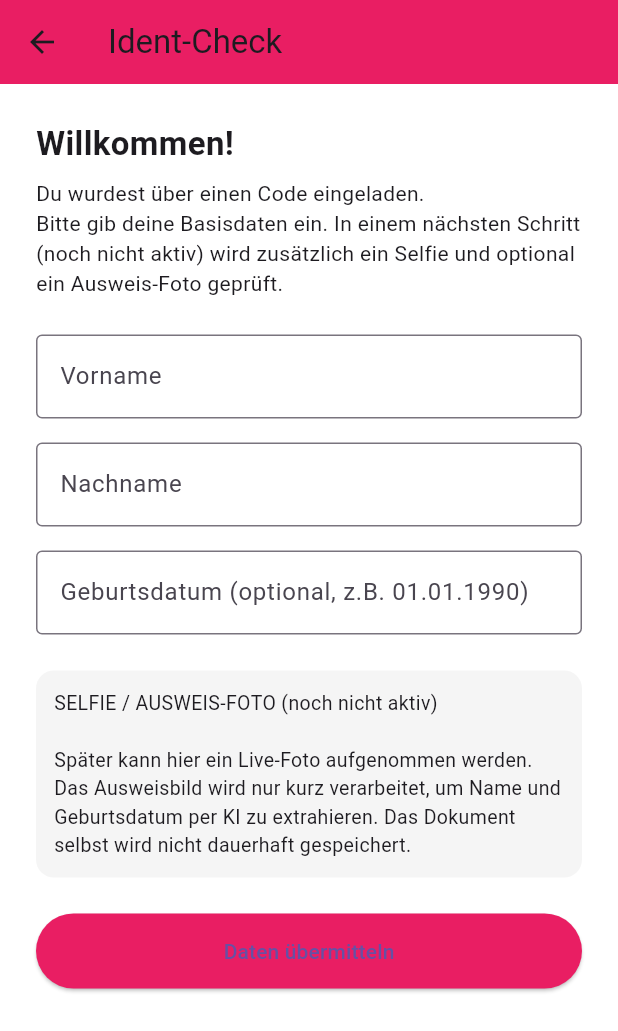
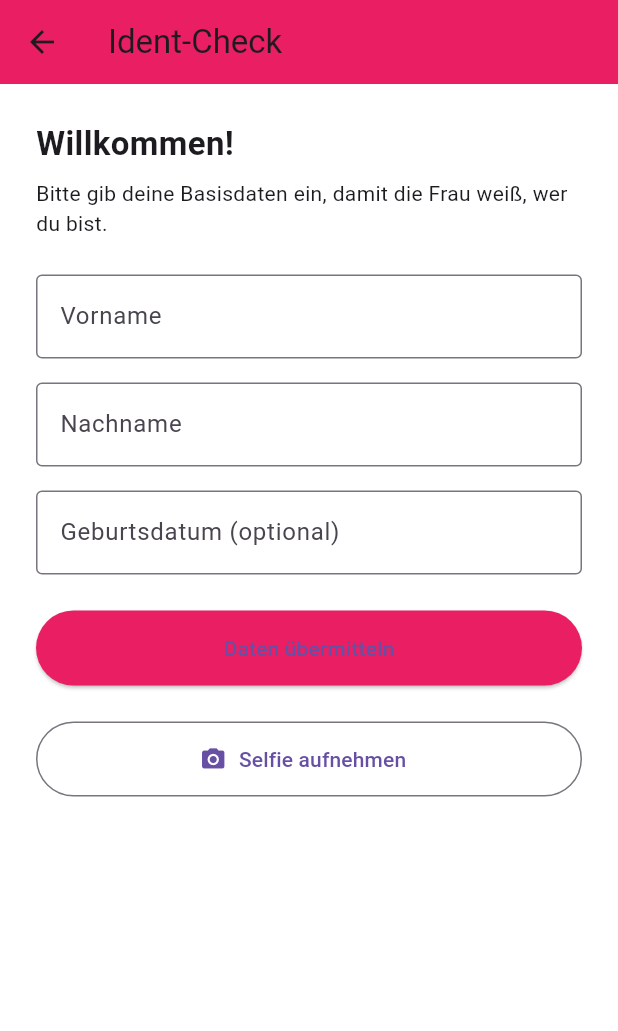
Before and after one commit to skberlin/mysafedaddy, a Flutter app: the InvitationScreen screen opened by its route, after a tap on "Einladung erstellen", after a tap on "Als Gast testen", on a phone screen of 412 x 824 dp. Shown: the top 1031 px of the screen. Run offline on Flutter 3.47's test engine with Material 3 defaults, Android fonts, the phone set to English and light mode, and no system bars; our stand-ins replace camera, cloud_firestore, firebase_auth, firebase_core; accounts and stored records are empty.

Commit message:
feat(ident): Selfie-Status implementiert, stabiler Flow ohne Storage-Upload

```diff
--- a/lib/core/router/app_router.dart
+++ b/lib/core/router/app_router.dart
@@ -11,6 +11,7 @@ import '../../features/emergency_contacts/presentation/screens/emergency_contact
 import '../../features/safety_timer/presentation/screens/safety_timer_screen.dart';
 import '../../features/invitation/presentation/screens/invitation_screen.dart';
 import '../../features/invitation/presentation/screens/guest_invite_screen.dart';
+import '../../features/identification/presentation/screens/selfie_capture_screen.dart';
 
 class AppRouter {
   static Route<dynamic>? generateRoute(RouteSettings settings) {
@@ -67,10 +68,15 @@ class AppRouter {
         return MaterialPageRoute(builder: (_) => const InvitationScreen());
 
       case '/invite-guest':
-        // erwartet: arguments = String inviteId
         final inviteId = settings.arguments as String;
         return MaterialPageRoute(
           builder: (_) => GuestInviteScreen(inviteId: inviteId),
+        );
+
+      case '/selfie-capture':
+        final inviteId = settings.arguments as String;
+        return MaterialPageRoute(
+          builder: (_) => SelfieCaptureScreen(inviteId: inviteId),
         );
 
       default:
--- a/lib/features/invitation/presentation/screens/guest_invite_screen.dart
+++ b/lib/features/invitation/presentation/screens/guest_invite_screen.dart
@@ -66,7 +66,6 @@ class _GuestInviteScreenState extends State<GuestInviteScreen> {
     }
 
     try {
-      // 1. Globales Invite-Dokument laden (ownerUid herausfinden)
       final snap = await _inviteRef.get();
       if (!snap.exists) {
         if (!mounted) return;
@@ -81,7 +80,6 @@ class _GuestInviteScreenState extends State<GuestInviteScreen> {
       final data = snap.data()!;
       final ownerUid = data['ownerUid'] as String?;
 
-      // 2. Daten, die geschrieben werden sollen
       final updateData = {
         'guestFirstName': firstName,
         'guestLastName': lastName,
@@ -89,23 +87,19 @@ class _GuestInviteScreenState extends State<GuestInviteScreen> {
         'verifiedBasic': true,
         'status': 'used',
         'verifiedAt': FieldValue.serverTimestamp(),
-        // HINWEIS:
-        // Hier wird bewusst NOCH KEIN Foto und KEIN Ausweisbild gespeichert.
-        // Später kommt hier der Upload eines Selfies + KI-Ausweisprüfung dazu.
       };
 
-      // 3. Globales invites/{inviteId} aktualisieren
+      // global speichern
       await _inviteRef.set(updateData, SetOptions(merge: true));
 
-      // 4. Spiegelung in users/{ownerUid}/invites/{inviteId}
+      // spiegeln bei der Frau
       if (ownerUid != null) {
-        final userInviteRef = FirebaseFirestore.instance
+        await FirebaseFirestore.instance
             .collection('users')
             .doc(ownerUid)
             .collection('invites')
-            .doc(widget.inviteId);
-
-        await userInviteRef.set(updateData, SetOptions(merge: true));
+            .doc(widget.inviteId)
+            .set(updateData, SetOptions(merge: true));
       }
 
       if (!mounted) return;
@@ -116,8 +110,8 @@ class _GuestInviteScreenState extends State<GuestInviteScreen> {
           title: const Text("Vielen Dank"),
           content: const Text(
             "Deine Basisdaten wurden übermittelt.\n"
-            "In der finalen Version wird zusätzlich ein Selfie und optional ein "
-            "Ausweis-Foto geprüft, ohne das Dokument dauerhaft zu speichern.",
+            "Als nächstes kannst du ein Selfie aufnehmen, "
+            "damit die Frau weiß, wer du bist.",
           ),
           actions: [
             TextButton(
@@ -153,8 +147,7 @@ class _GuestInviteScreenState extends State<GuestInviteScreen> {
         ),
         body: const Center(
           child: Text(
-            "Diese Einladung konnte nicht gefunden werden.\n"
-            "Bitte prüfe den Code.",
+            "Diese Einladung konnte nicht gefunden werden.",
             textAlign: TextAlign.center,
           ),
         ),
@@ -192,14 +185,12 @@ class _GuestInviteScreenState extends State<GuestInviteScreen> {
                 style: TextStyle(fontSize: 22, fontWeight: FontWeight.bold),
               ),
               const SizedBox(height: 8),
-              Text(
-                "Du wurdest über einen Code eingeladen.\n"
-                "Bitte gib deine Basisdaten ein. "
-                "In einem nächsten Schritt (noch nicht aktiv) wird zusätzlich "
-                "ein Selfie und optional ein Ausweis-Foto geprüft.",
-                style: const TextStyle(fontSize: 14),
+              const Text(
+                "Bitte gib deine Basisdaten ein, damit die Frau weiß, "
+                "wer du bist.",
               ),
               const SizedBox(height: 24),
+
               TextField(
                 controller: _firstNameController,
                 decoration: const InputDecoration(
@@ -208,6 +199,7 @@ class _GuestInviteScreenState extends State<GuestInviteScreen> {
                 ),
               ),
               const SizedBox(height: 16),
+
               TextField(
                 controller: _lastNameController,
                 decoration: const InputDecoration(
@@ -216,32 +208,16 @@ class _GuestInviteScreenState extends State<GuestInviteScreen> {
                 ),
               ),
               const SizedBox(height: 16),
+
               TextField(
                 controller: _birthDateController,
                 decoration: const InputDecoration(
-                  labelText: "Geburtsdatum (optional, z.B. 01.01.1990)",
+                  labelText: "Geburtsdatum (optional)",
                   border: OutlineInputBorder(),
                 ),
               ),
               const SizedBox(height: 24),
-              // HINWEIS: Hier kommt später die Fotoaufnahme rein.
-              Container(
-                width: double.infinity,
-                padding: const EdgeInsets.all(12),
-                decoration: BoxDecoration(
-                  color: Colors.grey.shade100,
-                  borderRadius: BorderRadius.circular(12),
-                ),
-                child: const Text(
-                  "SELFIE / AUSWEIS-FOTO (noch nicht aktiv)\n\n"
-                  "Später kann hier ein Live-Foto aufgenommen werden. "
-                  "Das Ausweisbild wird nur kurz verarbeitet, um Name und "
-                  "Geburtsdatum per KI zu extrahieren. "
-                  "Das Dokument selbst wird nicht dauerhaft gespeichert.",
-                  style: TextStyle(fontSize: 13),
-                ),
-              ),
-              const SizedBox(height: 24),
+
               ElevatedButton(
                 onPressed: _submitBasicVerification,
                 style: ElevatedButton.styleFrom(
@@ -250,6 +226,24 @@ class _GuestInviteScreenState extends State<GuestInviteScreen> {
                 ),
                 child: const Text("Daten übermitteln"),
               ),
+
+              const SizedBox(height: 24),
+
+              // ---------- SELFIE BUTTON ----------
+              OutlinedButton.icon(
+                onPressed: () {
+                  Navigator.pushNamed(
+                    context,
+                    '/selfie-capture',
+                    arguments: widget.inviteId,
+                  );
+                },
+                icon: const Icon(Icons.camera_alt),
+                style: OutlinedButton.styleFrom(
+                  minimumSize: const Size(double.infinity, 50),
+                ),
+                label: const Text("Selfie aufnehmen"),
+              ),
             ],
           ),
         ),
--- a/lib/features/invitation/presentation/screens/invitation_screen.dart
+++ b/lib/features/invitation/presentation/screens/invitation_screen.dart
@@ -21,57 +21,51 @@ class _InvitationScreenState extends State<InvitationScreen> {
         Navigator.pushNamedAndRemoveUntil(
           context,
           '/splash',
-          (route) => false,
+          (_) => false,
         );
       });
     }
   }
 
-  CollectionReference<Map<String, dynamic>> _userInvitesRef() {
+  CollectionReference<Map<String, dynamic>> _invitesRef() {
     return FirebaseFirestore.instance
         .collection('users')
         .doc(_uid)
         .collection('invites');
   }
 
-  CollectionReference<Map<String, dynamic>> _globalInvitesRef() {
-    return FirebaseFirestore.instance.collection('invites');
+  String _buildLink(String inviteId) {
+    return "https://mysafedaddy.app/invite/$inviteId";
   }
 
   Future<void> _createInvite() async {
     if (_uid == null) return;
 
-    // 1. Top-Level-Dokument mit zufälliger ID erzeugen
-    final globalDoc = _globalInvitesRef().doc();
-    final inviteId = globalDoc.id;
+    final globalRef =
+        FirebaseFirestore.instance.collection('invites').doc();
+
+    final inviteId = globalRef.id;
 
     final data = {
       'ownerUid': _uid,
       'createdAt': FieldValue.serverTimestamp(),
-      'status': 'open', // open / used / cancelled
+      'status': 'open',
       'verifiedBasic': false,
+      'selfieVerified': false,
     };
 
-    // 2. In globaler Collection speichern
-    await globalDoc.set(data);
+    await globalRef.set(data);
 
-    // 3. Für die Frau in ihrer Subcollection spiegeln
-    await _userInvitesRef().doc(inviteId).set(data);
+    await _invitesRef().doc(inviteId).set(data);
 
     if (!mounted) return;
+
     ScaffoldMessenger.of(context).showSnackBar(
       SnackBar(
-        content: Text(
-          "Einladung erstellt. Teile diesen Code mit dem Mann:\n$inviteId",
-        ),
-        duration: const Duration(seconds: 5),
+        content: Text("Einladung erstellt: $inviteId"),
+        duration: const Duration(seconds: 4),
       ),
     );
-  }
-
-  String _buildLink(String inviteId) {
-    // Platzhalter-Link – später durch echten Deep-Link / Domain ersetzen
-    return "https://mysafedaddy.app/invite/$inviteId";
   }
 
   @override
@@ -87,61 +81,49 @@ class _InvitationScreenState extends State<InvitationScreen> {
         title: const Text("Einladungen"),
         backgroundColor: Colors.pink,
       ),
-      body: Column(
-        children: [
-          const Padding(
-            padding: EdgeInsets.all(16.0),
-            child: Text(
-              "Erstelle eine Einladung für dein nächstes Treffen.\n"
-              "Der Mann erhält einen Code/Link, um sich zu identifizieren und "
-              "ein Foto hochzuladen (wird in einem späteren Schritt ergänzt).",
-              textAlign: TextAlign.center,
-            ),
-          ),
-          Expanded(
-            child: StreamBuilder<QuerySnapshot<Map<String, dynamic>>>(
-              stream: _userInvitesRef()
+      body: StreamBuilder<QuerySnapshot<Map<String, dynamic>>>(
+        stream: _invitesRef()
             .orderBy('createdAt', descending: true)
             .snapshots(),
-              builder: (context, snapshot) {
-                if (snapshot.connectionState == ConnectionState.waiting) {
+        builder: (context, snap) {
+          if (!snap.hasData) {
             return const Center(child: CircularProgressIndicator());
           }
 
-                final docs = snapshot.data?.docs ?? [];
+          final docs = snap.data!.docs;
 
           if (docs.isEmpty) {
             return const Center(
               child: Text(
-                      "Du hast noch keine Einladungen erstellt.\n"
-                      "Tippe auf das +, um eine Einladung zu erzeugen.",
+                "Noch keine Einladungen erstellt.\nTippe auf +",
                 textAlign: TextAlign.center,
               ),
             );
           }
 
           return ListView.separated(
-                  padding: const EdgeInsets.fromLTRB(16, 8, 16, 80),
+            padding: const EdgeInsets.only(bottom: 100),
             itemCount: docs.length,
-                  separatorBuilder: (_, __) => const SizedBox(height: 8),
+            separatorBuilder: (_, __) => const SizedBox(height: 12),
             itemBuilder: (context, index) {
               final doc = docs[index];
+              final inviteId = doc.id;
               final data = doc.data();
-                    final inviteId = doc.id;
+
               final status = data['status'] ?? 'open';
-                    final createdAt = data['createdAt'] as Timestamp?;
-                    final createdDate = createdAt?.toDate();
-
-                    final guestFirstName = data['guestFirstName'] as String?;
-                    final guestLastName = data['guestLastName'] as String?;
-                    final verifiedBasic = data['verifiedBasic'] == true;
+              final guestFirstName = data['guestFirstName'];
+              final guestLastName = data['guestLastName'];
 
               final guestName = (guestFirstName != null &&
-                            guestFirstName.isNotEmpty)
-                        ? "$guestFirstName ${guestLastName ?? ''}".trim()
+                      guestFirstName.toString().isNotEmpty)
+                  ? "$guestFirstName ${guestLastName ?? ''}"
                   : null;
 
+              final verifiedBasic = data['verifiedBasic'] == true;
+              final selfieVerified = data['selfieVerified'] == true;
+
               return Container(
+                margin: const EdgeInsets.symmetric(horizontal: 16),
                 padding: const EdgeInsets.all(16),
                 decoration: BoxDecoration(
                   color: Colors.grey.shade100,
@@ -150,93 +132,91 @@ class _InvitationScreenState extends State<InvitationScreen> {
                 child: Column(
                   crossAxisAlignment: CrossAxisAlignment.start,
                   children: [
-                          const Text(
-                            "Einladungscode:",
-                            style: TextStyle(
-                              fontWeight: FontWeight.bold,
-                            ),
-                          ),
+                    const Text("Einladungscode:",
+                        style: TextStyle(fontWeight: FontWeight.bold)),
                     const SizedBox(height: 4),
-                          SelectableText(
-                            inviteId,
-                            style: const TextStyle(fontSize: 14),
-                          ),
+                    SelectableText(inviteId),
+
                     const SizedBox(height: 8),
-                          const Text(
-                            "Link:",
-                            style: TextStyle(
-                              fontWeight: FontWeight.bold,
-                            ),
-                          ),
-                          const SizedBox(height: 4),
+                    const Text("Link:",
+                        style: TextStyle(fontWeight: FontWeight.bold)),
                     SelectableText(
                       _buildLink(inviteId),
-                            style: const TextStyle(
-                              fontSize: 13,
-                              color: Colors.blueGrey,
+                      style:
+                          const TextStyle(color: Colors.blueAccent, fontSize: 13),
                     ),
-                          ),
+
                     const SizedBox(height: 8),
-                          Row(
+                    Chip(label: Text("Status: $status")),
+
+                    const SizedBox(height: 12),
+                    guestName != null
+                        ? Row(
                             children: [
-                              Chip(
-                                label: Text("Status: $status"),
-                              ),
-                              const SizedBox(width: 8),
-                              if (createdDate != null)
-                                Text(
-                                  "Erstellt: ${createdDate.toLocal()}",
-                                  style: const TextStyle(
-                                    fontSize: 11,
-                                    color: Colors.grey,
-                                  ),
-                                ),
-                            ],
-                          ),
-                          const SizedBox(height: 8),
-                          if (guestName != null)
-                            Row(
-                              children: [
-                                const Icon(Icons.person, size: 18),
-                                const SizedBox(width: 4),
-                                Text(
-                                  "Gast: $guestName",
-                                  style: const TextStyle(fontSize: 14),
-                                ),
+                              const Icon(Icons.person),
+                              const SizedBox(width: 6),
+                              Text("Gast: $guestName"),
                             ],
                           )
-                          else
-                            const Text(
-                              "Gast hat Daten noch nicht ausgefüllt.",
-                              style: TextStyle(fontSize: 13, color: Colors.grey),
-                            ),
-                          const SizedBox(height: 4),
+                        : const Text("Gast hat Daten noch nicht ausgefüllt."),
+
+                    const SizedBox(height: 8),
+
+                    // ---------- STATUS BLOCK ----------
+                    Column(
+                      crossAxisAlignment: CrossAxisAlignment.start,
+                      children: [
                         Row(
                           children: [
                             Icon(
                               verifiedBasic
                                   ? Icons.verified
                                   : Icons.verified_outlined,
-                                size: 18,
-                                color: verifiedBasic
-                                    ? Colors.green
-                                    : Colors.grey,
+                              color:
+                                  verifiedBasic ? Colors.green : Colors.grey,
+                              size: 20,
                             ),
-                              const SizedBox(width: 4),
+                            const SizedBox(width: 6),
                             Text(
                               verifiedBasic
                                   ? "Ident-Status: Basisdaten bestätigt"
                                   : "Ident-Status: noch offen",
                               style: TextStyle(
-                                  fontSize: 13,
-                                  color: verifiedBasic
+                                color:
+                                    verifiedBasic ? Colors.green : Colors.grey,
+                              ),
+                            ),
+                          ],
+                        ),
+                        const SizedBox(height: 4),
+                        Row(
+                          children: [
+                            Icon(
+                              selfieVerified
+                                  ? Icons.face_retouching_natural
+                                  : Icons.face,
+                              color:
+                                  selfieVerified ? Colors.green : Colors.grey,
+                              size: 20,
+                            ),
+                            const SizedBox(width: 6),
+                            Text(
+                              selfieVerified
+                                  ? "Selfie: vorhanden"
+                                  : "Selfie: noch ausstehend",
+                              style: TextStyle(
+                                color: selfieVerified
                                     ? Colors.green
                                     : Colors.grey,
                               ),
                             ),
                           ],
                         ),
-                          const SizedBox(height: 8),
+                      ],
+                    ),
+
+                    const SizedBox(height: 12),
+
                     Align(
                       alignment: Alignment.centerRight,
                       child: TextButton.icon(
@@ -258,19 +238,13 @@ class _InvitationScreenState extends State<InvitationScreen> {
           );
         },
       ),
-          ),
-        ],
+      floatingActionButton: FloatingActionButton.extended(
+        onPressed: _createInvite,
+        backgroundColor: Colors.pink,
+        label: const Text("Einladung erstellen"),
+        icon: const Icon(Icons.add),
       ),
       floatingActionButtonLocation: FloatingActionButtonLocation.centerFloat,
-      floatingActionButton: Padding(
-        padding: const EdgeInsets.only(bottom: 16.0),
-        child: FloatingActionButton.extended(
-          backgroundColor: Colors.pink,
-          onPressed: _createInvite,
-          icon: const Icon(Icons.add),
-          label: const Text("Einladung erstellen"),
-        ),
-      ),
     );
   }
 }
```
Also changed, not shown: lib/features/identification/presentation/screens/selfie_capture_screen.dart (+267 -0 lines), pubspec.yaml (+6 -4 lines), pubspec.lock, 3 other files. Lines whose indentation alone changed are shown as unchanged.
